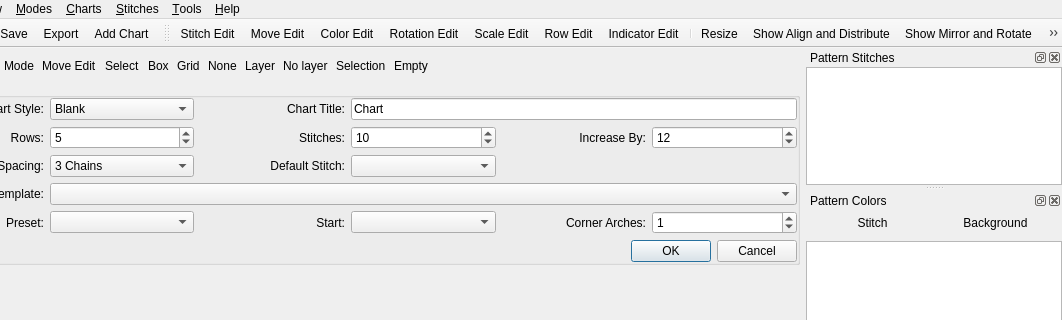
FamousMonsterr/CrochetCharts, file src/mainwindow.ui: the form before one commit; both pictures show x 104 to 1166 and y 0 to 320 of the 1166 by 673 pixel window.
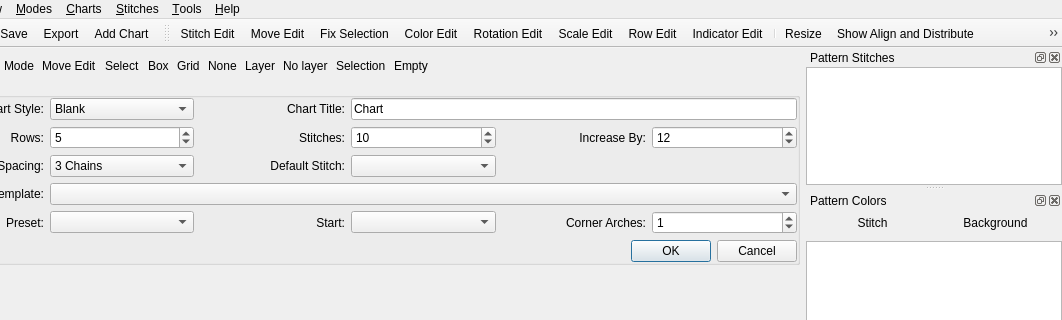
The form after the commit. Icons and pictures are not drawn. Custom widgets are drawn as their Qt base class.

The edit to the form file:
```diff
--- a/src/mainwindow.ui
+++ b/src/mainwindow.ui
@@ -960,6 +960,7 @@
   </attribute>
   <addaction name="actionStitchMode"/>
    <addaction name="actionMoveMode"/>
+   <addaction name="actionLockSelection"/>
   <addaction name="actionColorMode"/>
   <addaction name="actionAngleMode"/>
   <addaction name="actionStretchMode"/>
@@ -1374,6 +1375,17 @@
     <string>M</string>
    </property>
   </action>
+  <action name="actionLockSelection">
+   <property name="checkable">
+    <bool>true</bool>
+   </property>
+   <property name="text">
+    <string>Fix Selection</string>
+   </property>
+   <property name="toolTip">
+    <string>Fix the selected items so mouse drags do not move them</string>
+   </property>
+  </action>
   <action name="actionShowMainToolbar">
    <property name="checkable">
     <bool>true</bool>
```
Left out of the diff: 1 changed line with no effect on the pictures.
